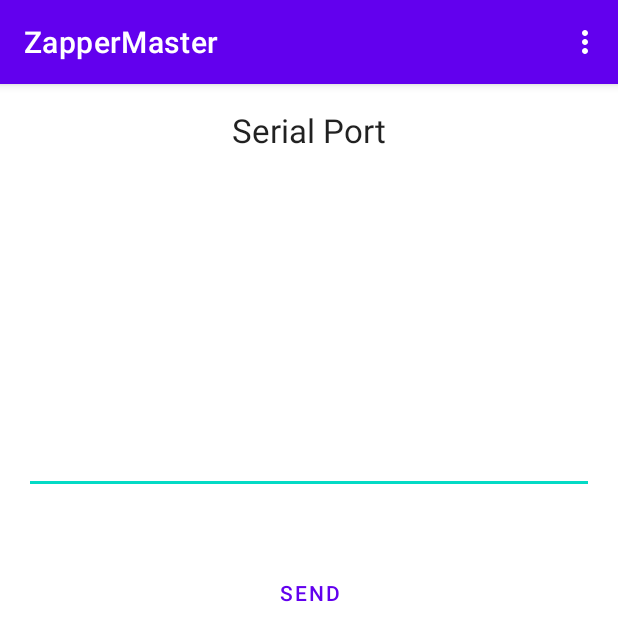
After one commit to barrydoan/ZapperMaster, an Android app: the fragment TestFragment placed in its activity, on a phone screen of 412 x 824 dp. The commit adds this screen. Shown: the top 641 px of the screen. Run offline under Robolectric (Android 15) with nearby library versions, the phone set to English and light mode, and no system bars; libraries missing offline, so code that uses them is left out: com.felhr.usbserial; 1 statement that could not run was skipped.

Commit message:
add test fragment to main project

```diff
--- a/phone/ZapperMaster/app/build.gradle
+++ b/phone/ZapperMaster/app/build.gradle
@@ -33,13 +33,14 @@ android {
 }
 
 dependencies {
-
+    def fragment_version = "1.5.6"
     implementation 'androidx.core:core-ktx:1.7.0'
     implementation 'androidx.appcompat:appcompat:1.6.1'
     implementation 'com.google.android.material:material:1.8.0'
     implementation 'androidx.constraintlayout:constraintlayout:2.1.4'
     implementation files('libs/usbserial-6.1.0-release.aar')
     implementation 'com.squareup.okio:okio:2.1.0'
+    implementation("androidx.fragment:fragment-ktx:$fragment_version")
     testImplementation 'junit:junit:4.13.2'
     androidTestImplementation 'androidx.test.ext:junit:1.1.5'
     androidTestImplementation 'androidx.test.espresso:espresso-core:3.5.1'
--- /dev/null
+++ b/phone/ZapperMaster/app/src/main/java/com/temple/zappermaster/IrInterface.kt
@@ -0,0 +1,5 @@
+package com.temple.zappermaster
+
+interface IrInterface {
+    fun sendIrCode(code: String)
+}
--- /dev/null
+++ b/phone/ZapperMaster/app/src/main/java/com/temple/zappermaster/RemoteViewModel.kt
@@ -0,0 +1,19 @@
+package com.temple.zappermaster
+
+import androidx.lifecycle.LiveData
+import androidx.lifecycle.MutableLiveData
+import androidx.lifecycle.ViewModel
+
+class RemoteViewModel : ViewModel() {
+    private val lastIrCode by lazy {
+        MutableLiveData<String>()
+    }
+
+    fun setLastIrCode(value: String) {
+        lastIrCode.postValue(value)
+    }
+
+    fun getLastIrCode(): LiveData<String> {
+        return lastIrCode
+    }
+}
--- /dev/null
+++ b/phone/ZapperMaster/app/src/main/java/com/temple/zappermaster/TestFragment.kt
@@ -0,0 +1,90 @@
+package com.temple.zappermaster
+
+import android.os.Bundle
+import android.util.Log
+import android.view.LayoutInflater
+import android.view.View
+import android.view.ViewGroup
+import android.widget.Button
+import android.widget.EditText
+import android.widget.TextView
+import androidx.fragment.app.Fragment
+import androidx.lifecycle.ViewModelProvider
+
+// TODO: Rename parameter arguments, choose names that match
+// the fragment initialization parameters, e.g. ARG_ITEM_NUMBER
+private const val ARG_PARAM1 = "param1"
+private const val ARG_PARAM2 = "param2"
+
+/**
+ * A simple [Fragment] subclass.
+ * Use the [TestFragment.newInstance] factory method to
+ * create an instance of this fragment.
+ */
+class TestFragment : Fragment() {
+    // TODO: Rename and change types of parameters
+    private var param1: String? = null
+    private var param2: String? = null
+
+    private var display: TextView? = null
+    private var editText: EditText? = null
+    private var buttonSend: Button? = null
+
+    val remoteViewModel: RemoteViewModel by lazy {
+        ViewModelProvider(this)[RemoteViewModel::class.java]
+    }
+
+    override fun onCreate(savedInstanceState: Bundle?) {
+        super.onCreate(savedInstanceState)
+        arguments?.let {
+            param1 = it.getString(ARG_PARAM1)
+            param2 = it.getString(ARG_PARAM2)
+        }
+    }
+
+    override fun onCreateView(
+        inflater: LayoutInflater, container: ViewGroup?,
+        savedInstanceState: Bundle?
+    ): View? {
+        // Inflate the layout for this fragment
+        var layout =  inflater.inflate(R.layout.fragment_test, container, false)
+        display = layout.findViewById<View>(R.id.textView1) as TextView
+        editText = layout.findViewById<View>(R.id.editText1) as EditText
+        buttonSend = layout.findViewById<Button>(R.id.buttonSend)
+        return layout
+    }
+
+    override fun onViewCreated(view: View, savedInstanceState: Bundle?) {
+        super.onViewCreated(view, savedInstanceState)
+
+        buttonSend?.setOnClickListener {
+            var code = editText?.text.toString()
+            (activity as IrInterface).sendIrCode(code)
+        }
+
+        ViewModelProvider(requireActivity())[RemoteViewModel::class.java].getLastIrCode().observe(requireActivity()) {
+            Log.d("AAA", "Display")
+            display?.text = it
+        }
+    }
+
+    companion object {
+        /**
+         * Use this factory method to create a new instance of
+         * this fragment using the provided parameters.
+         *
+         * @param param1 Parameter 1.
+         * @param param2 Parameter 2.
+         * @return A new instance of fragment TestFragment.
+         */
+        // TODO: Rename and change types and number of parameters
+        @JvmStatic
+        fun newInstance(param1: String, param2: String) =
+            TestFragment().apply {
+                arguments = Bundle().apply {
+                    putString(ARG_PARAM1, param1)
+                    putString(ARG_PARAM2, param2)
+                }
+            }
+    }
+}
--- a/phone/ZapperMaster/app/src/main/res/layout/activity_main.xml
+++ b/phone/ZapperMaster/app/src/main/res/layout/activity_main.xml
@@ -1,4 +1,4 @@
-<RelativeLayout xmlns:android="http://schemas.android.com/apk/res/android"
+<LinearLayout xmlns:android="http://schemas.android.com/apk/res/android"
     xmlns:tools="http://schemas.android.com/tools"
     android:layout_width="match_parent"
     android:layout_height="match_parent"
@@ -8,45 +8,11 @@
     android:paddingTop="@dimen/activity_vertical_margin"
     tools:context="MainActivity">
 
-    <TextView
-        android:id="@+id/textViewTitle"
-        android:layout_width="wrap_content"
-        android:layout_height="wrap_content"
-        android:layout_alignParentTop="true"
-        android:layout_centerHorizontal="true"
-        android:text="@string/serial_port"
-        android:textAppearance="?android:attr/textAppearanceLarge"/>
+    <androidx.fragment.app.FragmentContainerView
+        android:id="@+id/fragment_container_view"
+        android:layout_width="match_parent"
+        android:layout_height="match_parent" />
 
-    <TextView
-        android:id="@+id/textView1"
-        android:layout_width="match_parent"
-        android:layout_height="150dp"
-        android:layout_centerHorizontal="true"
-        android:layout_marginTop="34dp"
-        android:scrollbars="vertical"
-        android:gravity="bottom" />
 
-    <EditText
-        android:id="@+id/editText1"
-        android:layout_width="wrap_content"
-        android:layout_height="wrap_content"
-        android:layout_alignLeft="@+id/textView1"
-        android:layout_alignRight="@+id/textView1"
-        android:layout_below="@+id/textView1"
-        android:layout_marginTop="28dp"
-        android:ems="10">
 
-        <requestFocus/>
-    </EditText>
-
-    <Button
-        android:id="@+id/buttonSend"
-        style="?borderlessButtonStyle"
-        android:layout_width="wrap_content"
-        android:layout_height="wrap_content"
-        android:layout_alignLeft="@+id/editText1"
-        android:layout_alignRight="@+id/editText1"
-        android:layout_below="@+id/editText1"
-        android:layout_marginTop="42dp"
-        android:text="Send"/>
-</RelativeLayout>
+</LinearLayout>
--- /dev/null
+++ b/phone/ZapperMaster/app/src/main/res/layout/fragment_test.xml
@@ -0,0 +1,50 @@
+<?xml version="1.0" encoding="utf-8"?>
+<RelativeLayout xmlns:android="http://schemas.android.com/apk/res/android"
+    xmlns:tools="http://schemas.android.com/tools"
+    android:layout_width="match_parent"
+    android:layout_height="match_parent"
+    tools:context=".TestFragment">
+
+    <TextView
+        android:id="@+id/textViewTitle"
+        android:layout_width="wrap_content"
+        android:layout_height="wrap_content"
+        android:layout_alignParentTop="true"
+        android:layout_centerHorizontal="true"
+        android:text="@string/serial_port"
+        android:textAppearance="?android:attr/textAppearanceLarge"/>
+
+    <TextView
+        android:id="@+id/textView1"
+        android:layout_width="match_parent"
+        android:layout_height="150dp"
+        android:layout_centerHorizontal="true"
+        android:layout_marginTop="34dp"
+        android:scrollbars="vertical"
+        android:gravity="bottom" />
+
+    <EditText
+        android:id="@+id/editText1"
+        android:layout_width="wrap_content"
+        android:layout_height="wrap_content"
+        android:layout_alignLeft="@+id/textView1"
+        android:layout_alignRight="@+id/textView1"
+        android:layout_below="@+id/textView1"
+        android:layout_marginTop="28dp"
+        android:ems="10">
+
+        <requestFocus/>
+    </EditText>
+
+    <Button
+        android:id="@+id/buttonSend"
+        style="?borderlessButtonStyle"
+        android:layout_width="wrap_content"
+        android:layout_height="wrap_content"
+        android:layout_alignLeft="@+id/editText1"
+        android:layout_alignRight="@+id/editText1"
+        android:layout_below="@+id/editText1"
+        android:layout_marginTop="42dp"
+        android:text="Send"/>
+
+</RelativeLayout>
--- /dev/null
+++ b/phone/ZapperMaster/app/src/main/res/menu/app_menu.xml
@@ -0,0 +1,6 @@
+<?xml version="1.0" encoding="utf-8"?>
+<menu xmlns:app="http://schemas.android.com/apk/res-auto"
+    xmlns:android="http://schemas.android.com/apk/res/android">
+    <item android:id="@+id/test"
+        android:title="Test device" />
+</menu>
--- a/phone/ZapperMaster/app/src/main/res/values/strings.xml
+++ b/phone/ZapperMaster/app/src/main/res/values/strings.xml
@@ -1,4 +1,6 @@
 <resources>
     <string name="app_name">ZapperMaster</string>
     <string name="serial_port">Serial Port</string>
+    <!-- TODO: Remove or change this placeholder text -->
+    <string name="hello_blank_fragment">Hello blank fragment</string>
 </resources>
```
Also changed, not shown: phone/ZapperMaster/app/src/main/java/com/temple/zappermaster/MainActivity.kt (+55 -17 lines).
